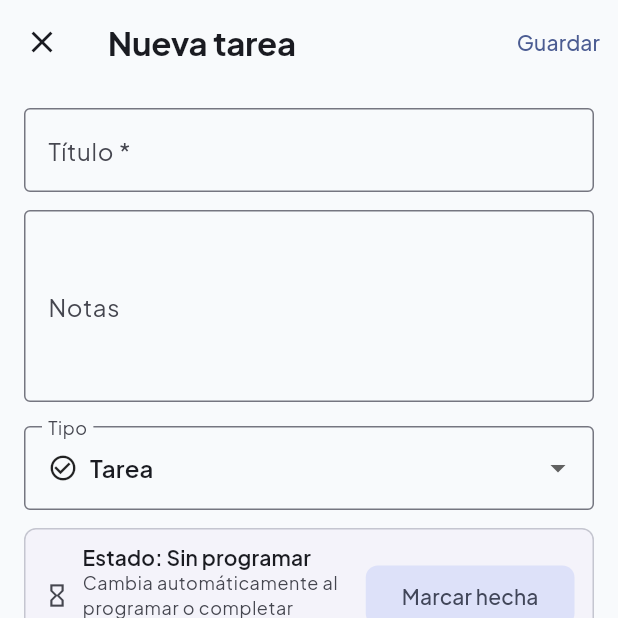
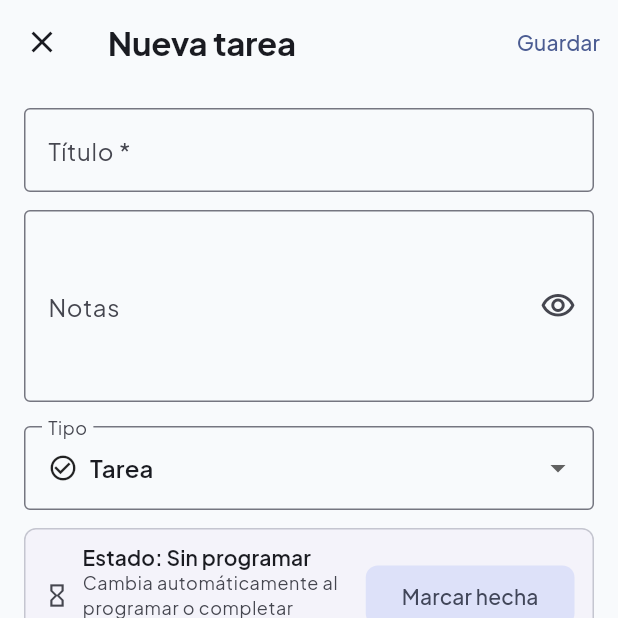
Before and after one commit to afperdomo2/blockday, a Flutter app: the TaskEditorScreen screen opened by its route, on a phone screen of 412 x 824 dp, the top half of it. Run offline on Flutter 3.47's test engine with Material 3 defaults, Android fonts, the phone set to English and light mode, and no system bars; our stand-ins replace drift, file_picker, flutter_local_notifications, flutter_markdown_plus, flutter_riverpod, flutter_timezone and 4 more; accounts and stored records are empty; generated files the repository leaves out were written again.

Commit message:
feat: render notes as markdown with preview toggle in editors

```diff
--- a/lib/features/backlog/presentation/screens/task_editor_screen.dart
+++ b/lib/features/backlog/presentation/screens/task_editor_screen.dart
@@ -7,6 +7,7 @@ import '../../../../core/responsive/constrained_content.dart';
 import '../../../../core/theme/app_colors.dart';
 import '../../../../core/theme/app_radius.dart';
 import '../../../../core/theme/app_spacing.dart';
+import '../../../../shared/widgets/notes_field.dart';
 import '../../../activities/providers/activities_stream_provider.dart';
 import '../../domain/task.dart';
 import '../../providers/tasks_providers.dart';
@@ -270,14 +271,9 @@ class _TaskEditorScreenState extends ConsumerState<TaskEditorScreen> {
                     : null,
               ),
               const SizedBox(height: 12),
-              TextFormField(
+              NotesField(
                 controller: _notesCtrl,
-                decoration: const InputDecoration(
-                  labelText: 'Notas',
-                  border: OutlineInputBorder(),
-                  hintText: 'Descripción, links, markdown futuro...',
-                ),
-                maxLines: 4,
+                hintText: 'Descripción, links, markdown...',
               ),
               const SizedBox(height: 16),
               DropdownButtonFormField<TaskKind>(
--- /dev/null
+++ b/lib/shared/widgets/notes_field.dart
@@ -0,0 +1,91 @@
+import 'package:flutter/material.dart';
+
+import '../../core/theme/app_radius.dart';
+import '../../core/theme/app_spacing.dart';
+import 'markdown_note.dart';
+
+class NotesField extends StatefulWidget {
+  const NotesField({
+    super.key,
+    required this.controller,
+    this.labelText = 'Notas',
+    this.hintText,
+    this.maxLines = 4,
+  });
+
+  final TextEditingController controller;
+  final String labelText;
+  final String? hintText;
+  final int maxLines;
+
+  @override
+  State<NotesField> createState() => _NotesFieldState();
+}
+
+class _NotesFieldState extends State<NotesField> {
+  bool _preview = false;
+
+  @override
+  Widget build(BuildContext context) {
+    final colorScheme = Theme.of(context).colorScheme;
+    final textTheme = Theme.of(context).textTheme;
+
+    if (!_preview) {
+      return TextFormField(
+        controller: widget.controller,
+        decoration: InputDecoration(
+          labelText: widget.labelText,
+          border: const OutlineInputBorder(),
+          hintText: widget.hintText,
+          suffixIcon: IconButton(
+            icon: const Icon(Icons.visibility_outlined),
+            tooltip: 'Vista previa',
+            onPressed: () => setState(() => _preview = true),
+          ),
+        ),
+        maxLines: widget.maxLines,
+      );
+    }
+
+    return Container(
+      width: double.infinity,
+      padding: const EdgeInsets.all(AppSpacing.md),
+      decoration: BoxDecoration(
+        border: Border.all(color: colorScheme.outlineVariant),
+        borderRadius: BorderRadius.circular(AppRadius.md),
+      ),
+      child: Column(
+        crossAxisAlignment: CrossAxisAlignment.stretch,
+        children: [
+          Row(
+            children: [
+              Expanded(
+                child: Text(
+                  widget.labelText,
+                  style: textTheme.labelLarge?.copyWith(
+                    color: colorScheme.onSurfaceVariant,
+                  ),
+                ),
+              ),
+              TextButton.icon(
+                onPressed: () => setState(() => _preview = false),
+                icon: const Icon(Icons.edit_outlined),
+                label: const Text('Editar'),
+              ),
+            ],
+          ),
+          const SizedBox(height: AppSpacing.sm),
+          if (widget.controller.text.trim().isEmpty)
+            Text(
+              'Sin notas',
+              style: textTheme.bodySmall?.copyWith(
+                color: colorScheme.onSurfaceVariant,
+              ),
+            )
+          else
+            MarkdownNote(data: widget.controller.text),
+        ],
+      ),
+    );
+  }
+}
--- a/pubspec.yaml
+++ b/pubspec.yaml
@@ -14,6 +14,7 @@ dependencies:
   flutter_local_notifications: ^23.0.3
   flutter_localizations:
     sdk: flutter
+  flutter_markdown_plus: ^1.0.12
   flutter_riverpod: ^3.4.2
   flutter_timezone: ^5.1.1
   go_router: ^18.0.1
```
Also changed, not shown: lib/features/activities/presentation/screens/activity_editor_screen.dart (+2 -8 lines), lib/shared/widgets/markdown_note.dart (added, +18 -0 lines), pubspec.lock, 3 other files.
